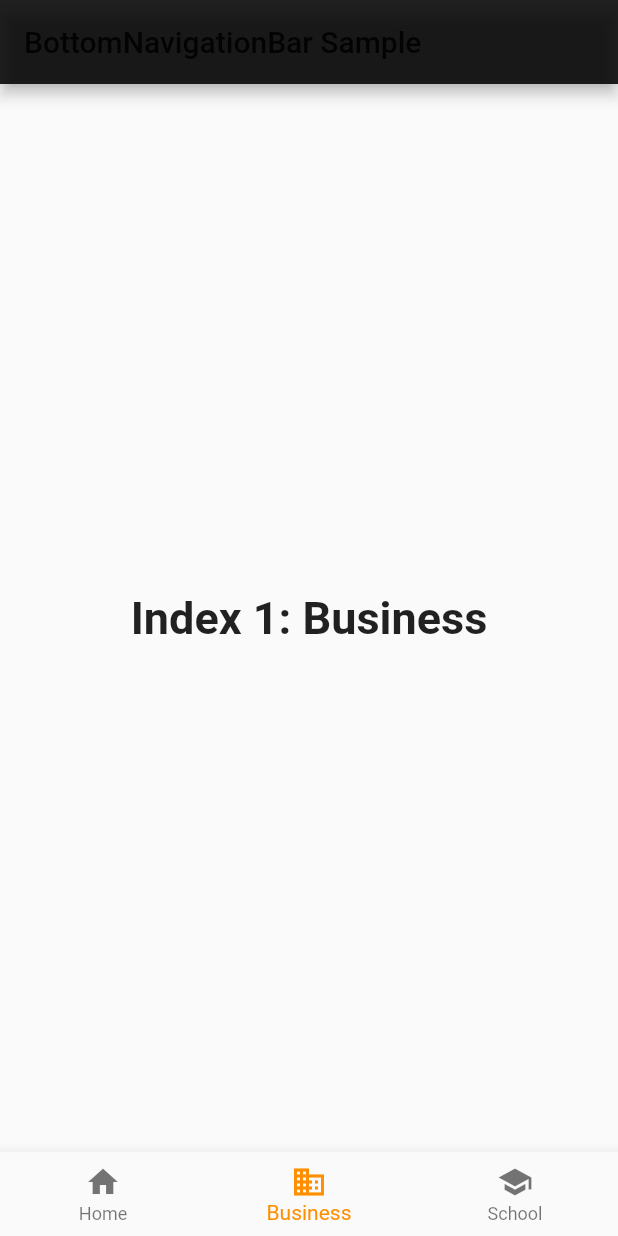
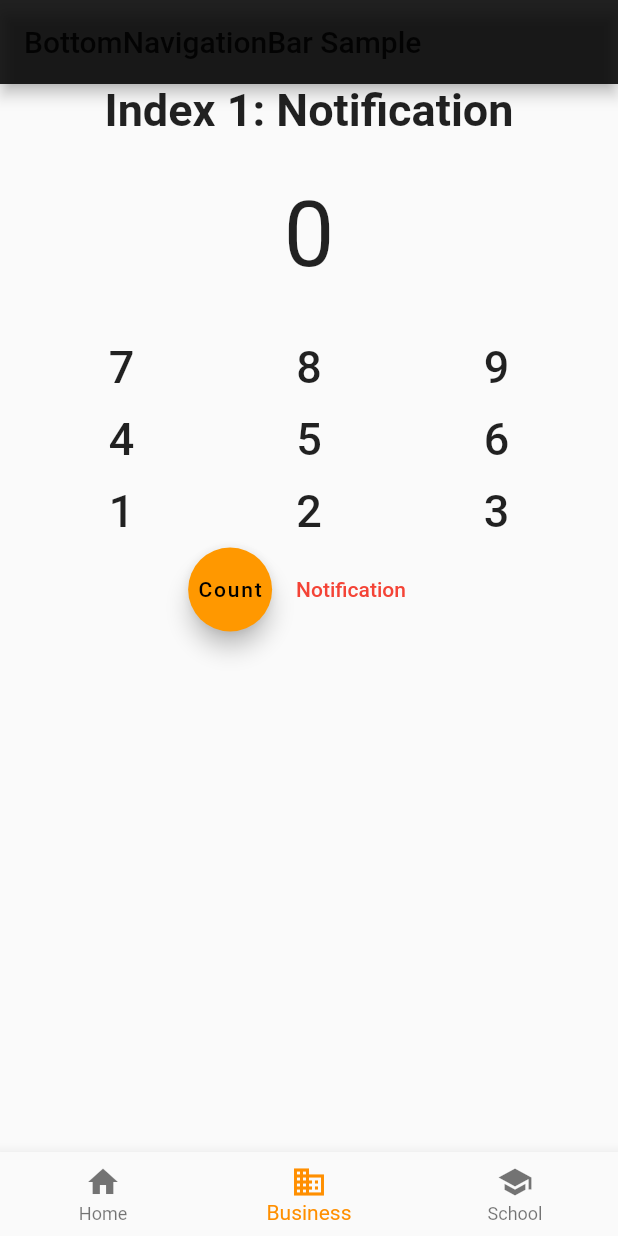
Before and after one commit to BeatMil/calculator, a Flutter app: the screen it shows after launch, item 2 of the bottom bar chosen, on a phone screen of 412 x 824 dp. Run offline on Flutter 3.47's test engine with Material 2 defaults, Android fonts, the phone set to English and light mode, and no system bars; our stand-ins replace cloud_firestore; accounts and stored records are empty.

Commit message:
manage to put Calculator() into bottomNav()

```diff
--- a/lib/bottomNav.dart
+++ b/lib/bottomNav.dart
@@ -1,6 +1,7 @@
 import 'package:flutter/material.dart';
-
-
+import 'package:flutter/rendering.dart';
+import './cal.dart';
+import './notification.dart';
 class BottomNav extends StatefulWidget {
   @override
   State<StatefulWidget> createState() {
@@ -13,11 +14,11 @@ class BottomNavState extends State<BottomNav> {
   static const TextStyle optionStyle = TextStyle(fontSize: 30, fontWeight: FontWeight.bold);
   static const List<Widget> _widgetOptions = <Widget>[
   Text(
-    'Index 0: Home',
+    'Index 0: Calculator',
     style: optionStyle,
   ),
   Text(
-     'Index 1: Business',
+     'Index 1: Notification',
      style: optionStyle,
   ),
   Text(
@@ -27,6 +28,7 @@ class BottomNavState extends State<BottomNav> {
 ];
 
 void _onItemTapped(int index) {
+  print('index: ' + index.toString());
   setState(() {
     _selectedIndex = index;
   });
@@ -39,7 +41,12 @@ Widget build(BuildContext context) {
       title: const Text('BottomNavigationBar Sample'),
     ),
     body: Center(
-      child: _widgetOptions.elementAt(_selectedIndex),
+      child: Column(
+        children: <Widget>[
+          _widgetOptions.elementAt(_selectedIndex),
+          Calculator(),
+        ],
+      ),
     ),
     bottomNavigationBar: BottomNavigationBar(
       items: const <BottomNavigationBarItem>[
```
Also changed, not shown: lib/cal.dart (+2 -7 lines).
